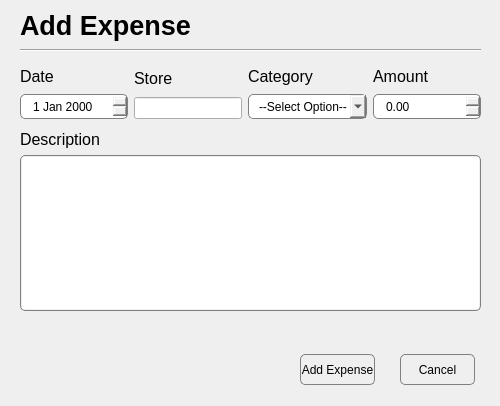
Before: the Qt Designer form expenseDialog.ui in j-bloom/BudgetBuddy, drawn with Qt 5.
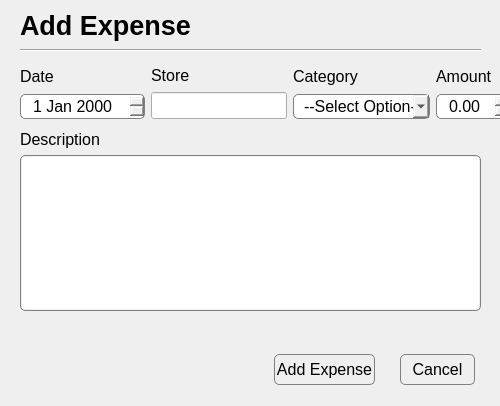
After: the same form once the commit is applied.

Commit message: remove date sort and modify font size for better UX

Diff of the .ui file:
```diff
--- a/expenseDialog.ui
+++ b/expenseDialog.ui
@@ -91,6 +91,11 @@
      <height>31</height>
     </rect>
    </property>
+   <property name="font">
+    <font>
+     <pointsize>12</pointsize>
+    </font>
+   </property>
    <property name="text">
     <string>Cancel</string>
    </property>
@@ -98,12 +103,17 @@
   <widget class="QPushButton" name="expenseAddPushButton">
    <property name="geometry">
     <rect>
-     <x>300</x>
+     <x>274</x>
      <y>354</y>
-     <width>75</width>
+     <width>101</width>
      <height>31</height>
     </rect>
    </property>
+   <property name="font">
+    <font>
+     <pointsize>12</pointsize>
+    </font>
+   </property>
    <property name="text">
     <string>Add Expense</string>
    </property>
@@ -113,7 +123,7 @@
     <rect>
      <x>20</x>
      <y>65</y>
-     <width>461</width>
+     <width>490</width>
      <height>54</height>
     </rect>
    </property>
@@ -146,6 +156,11 @@
           <height>25</height>
          </size>
         </property>
+        <property name="font">
+         <font>
+          <pointsize>12</pointsize>
+         </font>
+        </property>
        </widget>
       </item>
      </layout>
@@ -172,6 +187,11 @@
           <verstretch>0</verstretch>
          </sizepolicy>
         </property>
+        <property name="font">
+         <font>
+          <pointsize>12</pointsize>
+         </font>
+        </property>
        </widget>
       </item>
      </layout>
@@ -204,6 +224,11 @@
           <height>25</height>
          </size>
         </property>
+        <property name="font">
+         <font>
+          <pointsize>12</pointsize>
+         </font>
+        </property>
         <property name="placeholderText" stdset="0">
          <string>--Select Option--</string>
         </property>
@@ -279,6 +304,11 @@
           <height>25</height>
          </size>
         </property>
+        <property name="font">
+         <font>
+          <pointsize>12</pointsize>
+         </font>
+        </property>
        </widget>
       </item>
      </layout>
```
Left out of the diff: 8 changed lines with no effect on the pictures. The commit also changes 2 other files.
